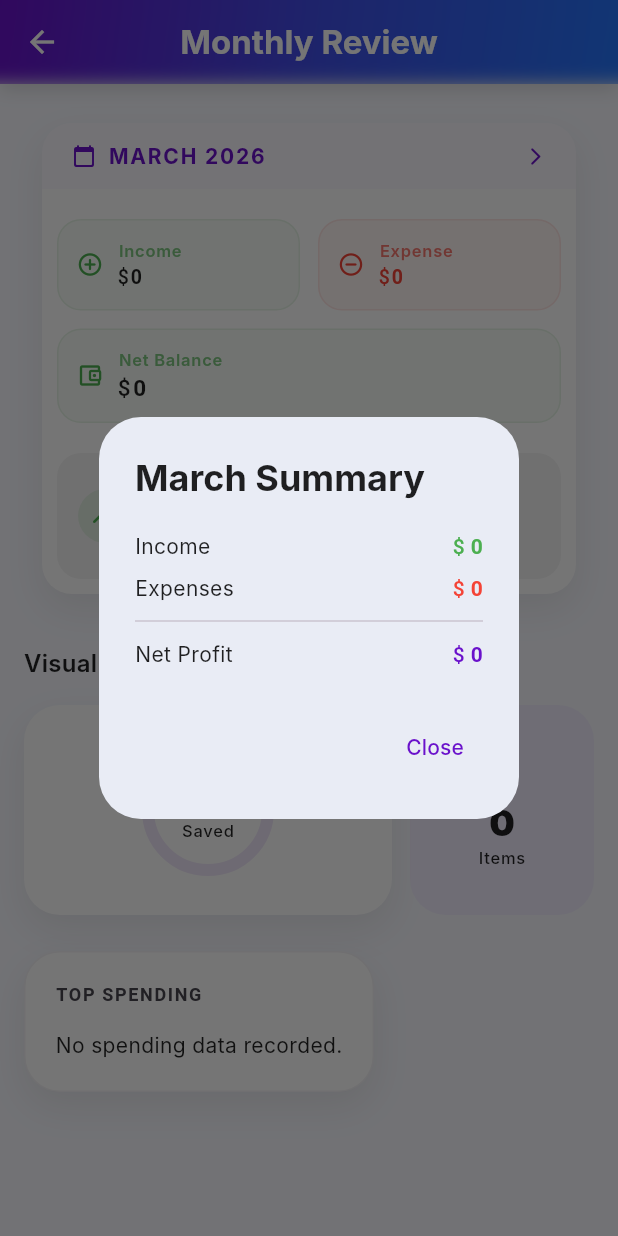
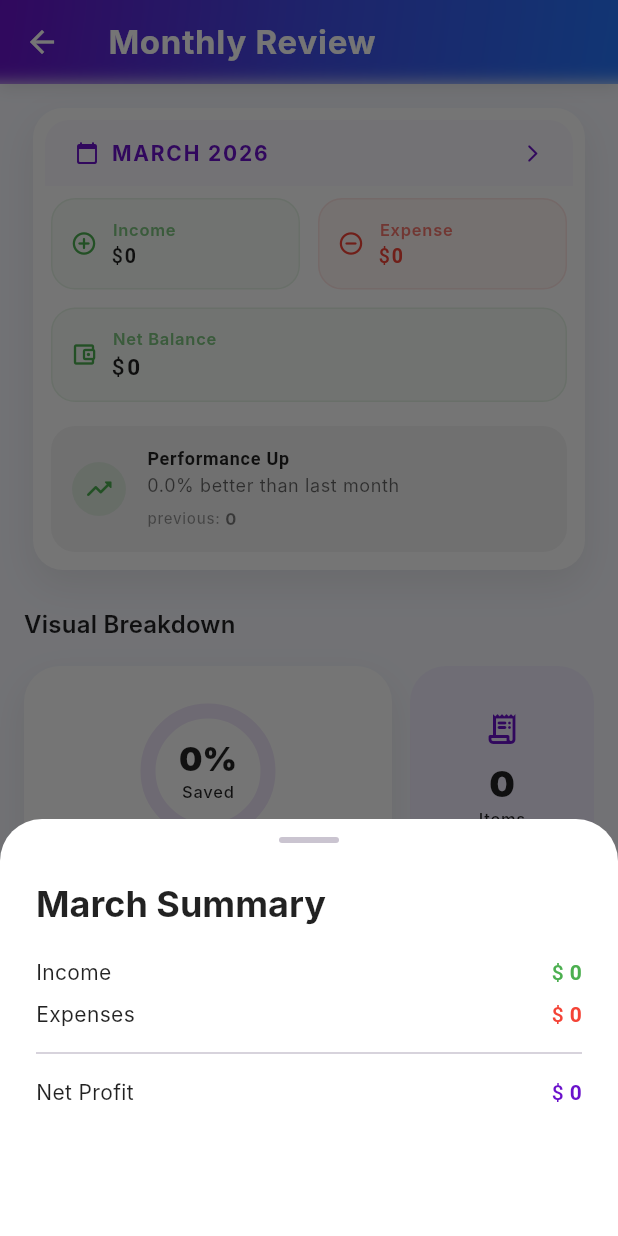
Before and after one commit to Max22577/Flutter_personal_finance_app, a Flutter app: the MonthlyReviewPage screen opened directly, after a tap on an icon or button, on a phone screen of 412 x 824 dp. Run offline on Flutter 3.47's test engine with Material 3 defaults, Android fonts, the phone set to English and light mode, and no system bars; our stand-ins replace animate_do, cloud_firestore, firebase_auth, firebase_core, firebase_storage, fl_chart and 5 more; accounts and stored records are empty; Roboto replaces fonts that are missing (Inter).

Commit message:
Improved the ui for the monthly review widget

```diff
--- a/lib/features/dashboard/pages/monthly_review_page.dart
+++ b/lib/features/dashboard/pages/monthly_review_page.dart
@@ -1,10 +1,12 @@
-import 'dart:ui';
+import 'package:fl_chart/fl_chart.dart';
+import 'package:animate_do/animate_do.dart';
 import 'package:flutter/material.dart';
 import 'package:intl/intl.dart';
 import 'package:personal_fin/core/providers/language_provider.dart';
 import 'package:personal_fin/core/repositories/monthly_data_repository.dart';
 import 'package:personal_fin/core/theme/app_theme.dart';
 import 'package:personal_fin/core/widgets/shared/currency_display.dart';
+import 'package:personal_fin/core/widgets/shared/custom_appbar.dart';
 import 'package:personal_fin/features/dashboard/view_models/monthly_review_view_model.dart';
 import 'package:personal_fin/features/dashboard/widgets/monthly_review.dart';
 import 'package:personal_fin/models/monthly_data.dart';
@@ -31,48 +33,9 @@
 
           return Scaffold(
             backgroundColor: colors.surfaceContainerLow,
-            appBar: PreferredSize(
-              preferredSize: const Size.fromHeight(kToolbarHeight),
-              child: Container(
-                decoration: BoxDecoration(
-                  gradient: LinearGradient(
-                    colors: [
-                      colors.primary,
-                      Color.lerp(colors.primary, colors.secondary, 0.6)!,
-                      colors.secondary,
-                    ],
-                    begin: Alignment.topLeft,
-                    end: Alignment.bottomRight,
-                  ),
-                  boxShadow: [
-                    BoxShadow(
-                      color: Colors.black.withValues(alpha: 0.15),
-                      blurRadius: 10,
-                      offset: const Offset(0, 3),
-                    ),
-                  ],
-                ),
-                child: ClipRect(
-                  child: BackdropFilter(
-                    filter: ImageFilter.blur(sigmaX: 6, sigmaY: 6),
-                    child: AppBar(
-                      title: Text(lang.translate('monthly_review_title'),
-                        style: theme.textTheme.titleLarge?.copyWith(
-                          fontWeight: FontWeight.bold,
-                          color: colors.onPrimary,
-                        ),
-                      ),
-                      backgroundColor: Colors.transparent,
-                      foregroundColor: colors.onPrimary,
-                      elevation: 0,
-                      centerTitle: true,
-                      surfaceTintColor: Colors.transparent,
-                      iconTheme: IconThemeData(color: colors.onPrimary),
-                      automaticallyImplyLeading: true,
-                    ),
-                  ),
-                ),
-              ),
+            appBar: CustomAppBar(
+              title: 'monthly_review_title',
+              isRootNav: false,
             ),
             body: _buildBody(context, vm, lang, targetMonth, colors, text),
           );
@@ -94,6 +57,9 @@
       return const Center(child: Text("No data found for this month"));
     }
 
+    const baseDuration = Duration(milliseconds: 600);
+    const baseCurve = Curves.easeOutQuint;
+
     return RefreshIndicator(
       onRefresh: () => vm.loadData(month),
       child: SingleChildScrollView(
@@ -101,13 +67,17 @@
         padding: const EdgeInsets.all(16),
         child: Column(
           children: [
-            MonthlyReview(
+            FadeInUp(
+              duration: baseDuration,
+              curve: baseCurve,
+              child: MonthlyReview(
                 monthlyData: vm.currentMonthData!,
                 previousMonthData: vm.previousMonthData,
                 onTap: () => _showMonthlyDetails(context, vm.currentMonthData!),
               ),
+            ),
             const SizedBox(height: 24),
-            _buildAdditionalInsights(context, vm, lang, colors, text),
+            _buildAdditionalInsights(context, vm, lang, colors, text, baseDuration, baseCurve),
           ],
         ),
       ),
@@ -147,7 +117,8 @@
   }
 
   // UI helper for insights using ViewModel values
-  Widget _buildAdditionalInsights(BuildContext context, MonthlyReviewViewModel vm, LanguageProvider lang, ColorScheme colors, TextTheme text) {
+  Widget _buildAdditionalInsights(BuildContext context, MonthlyReviewViewModel vm, LanguageProvider lang, ColorScheme colors, TextTheme text, Duration baseDuration, Curve baseCurve) {
+    const cascadeDelay = Duration(milliseconds: 150);
 
     return Column(
       crossAxisAlignment: CrossAxisAlignment.start,
@@ -159,6 +130,10 @@
             // Savings Rate Gauge
             Expanded(
               flex: 2,
+              child: FadeInUp(
+                duration: baseDuration,
+                curve: baseCurve,
+                delay: cascadeDelay * 1, // CONCEPTUAL DELAY: 150ms
                 child: Container(
                   height: 140,
                   padding: const EdgeInsets.all(16),
@@ -181,7 +156,7 @@
                         height: 80,
                         child: CircularProgressIndicator(
                           value: vm.savingsRate,
-                        strokeWidth: 8,
+                          strokeWidth: 10,
                           backgroundColor: colors.primary.withValues(alpha: 0.1),
                           strokeCap: StrokeCap.round,
                         ),
@@ -198,9 +173,14 @@
                   ),
                 ),
               ),
+            ),
             const SizedBox(width: 12),
             // Total Transactions Box
             Expanded(
+              child: FadeInUp(
+                duration: baseDuration,
+                curve: baseCurve,
+                delay: cascadeDelay * 2, // CONCEPTUAL DELAY: 300ms
                 child: Container(
                   height: 140,
                   padding: const EdgeInsets.all(16),
@@ -220,17 +200,141 @@
                   ),
                 ),
               ),
+            ),
           ],
         ),
-        const SizedBox(height: 24),
-        _topSpendingCard(vm, vm.currentMonthData!.expenses, colors, text, lang),
+        const SizedBox(height: 16),
+
+        // Pie Chart Card
+        FadeInUp(
+          duration: baseDuration,
+          curve: baseCurve,
+          delay: cascadeDelay * 3, // CONCEPTUAL DELAY: 450ms
+          child: _buildPieChartCard(vm, colors, text, lang),
+        ),
+        const SizedBox(height: 16),
+        FadeInUp(
+          duration: baseDuration,
+          curve: baseCurve,
+          delay: cascadeDelay * 4, // CONCEPTUAL DELAY: 600ms
+          child: _topSpendingCard(vm, vm.currentMonthData!.expenses, colors, text, lang),
+        ),
         const SizedBox(height: 70),
       ],
     );
   }
 
+  Widget _buildPieChartCard(MonthlyReviewViewModel vm, ColorScheme colors, TextTheme text, LanguageProvider lang) {
+    final categories = vm.topSpendingCategories;
+
+    if (categories.isEmpty) return const SizedBox.shrink();
+
+    const List<Color> chartColors = [
+      Color(0xFFFF007F), // Vivid Pink
+      Color(0xFF00F5D4), // Bright Teal
+      Color(0xFF7B2CBF), // Electric Purple
+      Color(0xFFFF9F1C), // Bright Orange
+      Color(0xFF06D6A0), // Emerald Green
+    ];
+
+    return Container(
+      padding: const EdgeInsets.all(20),
+      decoration: BoxDecoration(
+        color: colors.surface,
+        borderRadius: BorderRadius.circular(24),
+        border: Border.all(color: colors.outlineVariant.withValues(alpha: 0.2)),
+        boxShadow: [
+          BoxShadow(
+            color: colors.shadow.withValues(alpha: 0.05),
+            blurRadius: 15,
+            offset: const Offset(0, 8),
+          ),
+        ],
+      ),
+      child: Column(
+        crossAxisAlignment: CrossAxisAlignment.start,
+        children: [
+          Text(
+            lang.translate('spending_distribution').toUpperCase(),
+            style: text.labelMedium?.copyWith(
+              fontWeight: FontWeight.w800,
+              letterSpacing: 1.2,
+              color: colors.onSurfaceVariant
+            ),
+          ),
+          const SizedBox(height: 24),
+
+          // The Actual Chart
+          AspectRatio(
+            aspectRatio: 1.5,
+            child: PieChart(
+              PieChartData(
+                sectionsSpace: 3,
+                centerSpaceRadius: 40,
+                sections: Iterable.generate(categories.length, (index) {
+                  final entry = categories[index];
+                  final color = chartColors[index % chartColors.length];
+                  final totalExpenses = vm.currentMonthData!.expenses;
+                  final percentage = totalExpenses > 0 ? entry.value / totalExpenses : 0.0;
+
+                  return PieChartSectionData(
+                    color: color,
+                    value: entry.value,
+                    // Display percentage on the slice if it's big enough
+                    title: percentage > 0.08 ? '${(percentage * 100).toStringAsFixed(0)}%' : '',
+                    radius: 50,
+                    titleStyle: TextStyle(
+                      fontSize: 12,
+                      fontWeight: FontWeight.bold,
+                      color: colors.onSurface,
+                    ),
+                  );
+                }).toList(),
+              ),
+            ),
+          ),
+          const SizedBox(height: 16),
+
+          // Mini Legend underneath the chart
+          Wrap(
+            spacing: 12,
+            runSpacing: 8,
+            children: Iterable.generate(categories.length, (index) {
+              final entry = categories[index];
+              final color = chartColors[index % chartColors.length];
+
+              return Row(
+                mainAxisSize: MainAxisSize.min,
+                children: [
+                  Container(
+                    width: 10,
+                    height: 10,
+                    decoration: BoxDecoration(color: color, shape: BoxShape.circle),
+                  ),
+                  const SizedBox(width: 6),
+                  Text(
+                    lang.translate(entry.key),
+                    style: text.bodySmall?.copyWith(fontWeight: FontWeight.w500),
+                  ),
+                ],
+              );
+            }).toList(),
+          ),
+        ],
+      ),
+    );
+  }
+
   Widget _topSpendingCard(MonthlyReviewViewModel vm,  double expenses, ColorScheme colors, TextTheme text, LanguageProvider lang) {
     final categories = vm.topSpendingCategories;
+
+    const List<Color> barColors = [
+      Color(0xFFFF007F), // Vivid Pink
+      Color(0xFF00F5D4), // Bright Teal
+      Color(0xFF7B2CBF), // Electric Purple
+      Color(0xFFFF9F1C), // Bright Orange
+      Color(0xFF06D6A0), // Emerald Green
+    ];
 
     return Container(
       padding: const EdgeInsets.all(20),
@@ -249,21 +353,26 @@
       child: Column(
         crossAxisAlignment: CrossAxisAlignment.start,
         children: [
-          Text(lang.translate('top_spending'), style: text.labelMedium?.copyWith(
+          Text(lang.translate('top_spending').toUpperCase(), style: text.labelMedium?.copyWith(
             fontWeight: FontWeight.bold, letterSpacing: 1.1, color: colors.onSurfaceVariant)),
           const SizedBox(height: 16),
           if (categories.isEmpty)
             Text(lang.translate('no_spending_data'))
           else
-            ...categories.map((e) => _buildSpendingBar(
-              e.key,
-              e.value,
-              vm.currentMonthData!.expenses ,
-              colors.primary,
+            ...Iterable.generate(categories.length, (index) {
+              final entry = categories[index];
+              final color = barColors[index % barColors.length]; // cycle colors
+
+              return _buildSpendingBar(
+                entry.key,
+                entry.value,
+                expenses,
+                color,
                 colors,
                 text,
                 lang,
-            )),
+              );
+            }),
         ],
       ),
     );
@@ -279,59 +388,93 @@
           Row(
             mainAxisAlignment: MainAxisAlignment.spaceBetween,
             children: [
-              Text(lang.translate(category), style: text.bodyMedium?.copyWith(fontWeight: FontWeight.w500)),
-              CurrencyDisplay(amount: amount, isExpense: true, style: text.bodyMedium?.copyWith(fontWeight: FontWeight.bold, color: colors.onSurface)),
+              Row(
+                children: [
+                  Text(lang.translate(category), style: text.bodyMedium?.copyWith(fontWeight: FontWeight.w600)),
+                  const SizedBox(width: 8),
+                  Text(
+                    '(${(percentage * 100).toStringAsFixed(0)}%)',
+                    style: text.bodySmall?.copyWith(color: colors.onSurfaceVariant, fontWeight: FontWeight.bold)
+                  ),
+                ],
+              ),
+              // Money display
+              CurrencyDisplay(
+                amount: amount,
+                isExpense: true,
+                compact: true, // keeps it tidy
+                style: text.bodyMedium?.copyWith(fontWeight: FontWeight.w700, color: colors.onSurface)
+              ),
             ],
           ),
           const SizedBox(height: 6),
           LinearProgressIndicator(
             value: percentage,
-            backgroundColor: color.withValues(alpha: 0.1),
+            backgroundColor: colors.surfaceContainerHigh.withValues(alpha: 0.4),
             color: color,
-            borderRadius: BorderRadius.circular(4),
-            minHeight: 6,
+            borderRadius: BorderRadius.circular(10),
+            minHeight: 8,
           ),
         ],
       ),
     );
   }
+
   void _showMonthlyDetails(BuildContext context, MonthlyData data) {
     final theme = Theme.of(context);
     final financialColors = theme.extension<FinancialColors>()!;
     final lang = context.read<LanguageProvider>();
     final monthName = DateFormat('MMMM', lang.localeCode).format(data.month);
 
-    showDialog(
+    showModalBottomSheet(
       context: context,
-      builder: (context) => AlertDialog(
-        title: Text('$monthName ${lang.translate('summary_title')}'),
-        content: Column(
+      isScrollControlled: true,
+      backgroundColor: theme.colorScheme.surface,
+      shape: const RoundedRectangleBorder(
+        borderRadius: BorderRadius.vertical(top: Radius.circular(28)),
+      ),
+      builder: (context) => Padding(
+        padding: const EdgeInsets.fromLTRB(24, 12, 24, 32),
+        child: Column(
           mainAxisSize: MainAxisSize.min,
+          crossAxisAlignment: CrossAxisAlignment.start,
           children: [
-            _buildDetailRow(lang.translate('income_label'), data.income, financialColors.income),
-            _buildDetailRow(lang.translate('expenses_label'), data.expenses, financialColors.expense),
-            const Divider(),
+            // Drag handle indicator
+            Center(
+              child: Container(
+                width: 40,
+                height: 4,
+                decoration: BoxDecoration(
+                  color: theme.colorScheme.outlineVariant,
+                  borderRadius: BorderRadius.circular(10)
+                ),
+              ),
+            ),
+            const SizedBox(height: 24),
+            Text(
+              '$monthName ${lang.translate('summary_title')}',
+              style: theme.textTheme.headlineSmall?.copyWith(fontWeight: FontWeight.bold)
+            ),
+            const SizedBox(height: 16),
+            _buildDetailRow(lang.translate('income_label'), data.income, financialColors.income,),
+            _buildDetailRow(lang.translate('expenses_label'), data.expenses, financialColors.expense, isExpense: true),
+            const Divider(height: 24),
             _buildDetailRow(lang.translate('net_profit'), data.net, theme.colorScheme.primary),
+            const SizedBox(height: 50),
           ],
         ),
-        actions: [
-          TextButton(
-            onPressed: () => Navigator.pop(context),
-            child: Text(lang.translate('close_btn')),
-          ),
-        ],
       ),
     );
   }
 
-  Widget _buildDetailRow(String label, double value, Color color) {
+  Widget _buildDetailRow(String label, double value, Color color, {bool isExpense = false}) {
     return Padding(
       padding: const EdgeInsets.symmetric(vertical: 4),
       child: Row(
         mainAxisAlignment: MainAxisAlignment.spaceBetween,
         children: [
           Text(label),
-          CurrencyDisplay(amount: value, compact: false, style: TextStyle(fontWeight: FontWeight.bold, color: color)),
+          CurrencyDisplay(amount: value, isExpense: isExpense, compact: false, style: TextStyle(fontWeight: FontWeight.bold, color: color)),
         ],
       ),
     );
--- a/lib/features/dashboard/view_models/monthly_review_view_model.dart
+++ b/lib/features/dashboard/view_models/monthly_review_view_model.dart
@@ -28,11 +28,22 @@
 
   List<MapEntry<String, double>> get topSpendingCategories {
     if (_currentMonthData == null) return [];
-    return _currentMonthData!.categoryBreakdown.entries
+    final allEntries = _currentMonthData!.categoryBreakdown.entries
         .toList()
-        .sorted((a, b) => b.value.compareTo(a.value))
-        .take(3)
-        .toList();
+        .sorted((a, b) => b.value.compareTo(a.value));
+
+    if (allEntries.length <= 4) return allEntries;
+
+    // Keep the top 3
+    final topThree = allEntries.take(3).toList();
+
+    // Sum up the value of all the remaining categories
+    final otherSum = allEntries.skip(3).map((e) => e.value).reduce((a, b) => a + b);
+
+    // Add the "Other" category to the end
+    topThree.add(MapEntry('other_label', otherSum));
+
+    return topThree;
   }
 
   Future<void> loadData(DateTime month) async {
--- a/lib/features/dashboard/view_models/spending_chart_view_model.dart
+++ b/lib/features/dashboard/view_models/spending_chart_view_model.dart
@@ -1,5 +1,4 @@
 import 'dart:async';
-
 import 'package:flutter/material.dart';
 import 'package:personal_fin/core/repositories/category_repository.dart';
 import 'package:personal_fin/core/repositories/monthly_transaction_repository.dart';
--- a/lib/features/dashboard/widgets/monthly_review.dart
+++ b/lib/features/dashboard/widgets/monthly_review.dart
@@ -5,7 +5,6 @@
 import 'package:personal_fin/core/theme/app_theme.dart';
 import 'package:personal_fin/models/monthly_data.dart';
 import 'package:provider/provider.dart';
-
 
 class MonthlyReview extends StatelessWidget {
   final MonthlyData monthlyData;
@@ -29,7 +28,8 @@
     final colors = theme.colorScheme;
 
     return Container(
-      margin: const EdgeInsets.symmetric(vertical: 10, horizontal: 12),
+      padding: const EdgeInsets.all(8.0),
+      margin: const EdgeInsets.symmetric(horizontal: 6),
       decoration: BoxDecoration(
         color: colors.surface,
         borderRadius: BorderRadius.circular(20),
@@ -42,7 +42,7 @@
         ],
       ),
       child: ClipRRect(
-        borderRadius: BorderRadius.circular(20),
+        borderRadius: BorderRadius.circular(16),
         child: Material(
           color: Colors.transparent,
           child: InkWell(
@@ -53,19 +53,19 @@
                 _buildAnimatedHeader(context),
 
                 Padding(
-                  padding: const EdgeInsets.fromLTRB(10, 0, 10, 10),
+                  padding: const EdgeInsets.fromLTRB(4, 0, 4, 4),
                   child: Column(
                     children: [
-                      const SizedBox(height: 20),
+                      const SizedBox(height: 8),
                       _buildAnimatedStats(context),
 
                       if (monthlyData.income > 0) ...[
-                        const SizedBox(height: 24),
+                        const SizedBox(height: 16),
                         _buildAnimatedSavingsSection(context),
                       ],
 
                       if (showComparison && previousMonthData != null) ...[
-                        const SizedBox(height: 20),
+                        const SizedBox(height: 16),
                         _buildComparisonTile(context),
                       ],
                     ],
@@ -81,6 +81,7 @@
 
   Widget _buildAnimatedHeader(BuildContext context) {
     final colors = Theme.of(context).colorScheme;
+
     return Container(
       padding: const EdgeInsets.symmetric(horizontal: 20, vertical: 12),
       decoration: BoxDecoration(
@@ -217,6 +218,8 @@
     final clampedRatio = savingsRatio.clamp(0.0, 1.0);
     final lang = context.read<LanguageProvider>();
 
+    const double barHeight = 8.0;
+
     return Column(
       crossAxisAlignment: CrossAxisAlignment.start,
       children: [
@@ -231,35 +234,41 @@
           ],
         ),
         const SizedBox(height: 10),
-        Stack(
+        // LayoutBuilder gives us the exact pixel width of this specific spot on the screen
+        LayoutBuilder(
+          builder: (context, constraints) {
+            return Stack(
+              alignment: Alignment.centerLeft,
               children: [
                 Container(
-              height: 10,
+                  height: barHeight,
                   decoration: BoxDecoration(
-                color: colors.surfaceContainerHighest,
-                borderRadius: BorderRadius.circular(10),
+                    color: colors.surfaceContainerHigh.withValues(alpha: 0.65),
+                    borderRadius: BorderRadius.circular(barHeight),
                   ),
                 ),
+
+                // 3. Foreground Progress
                 TweenAnimationBuilder<double>(
                   tween: Tween(begin: 0, end: clampedRatio),
                   duration: const Duration(milliseconds: 1500),
                   curve: Curves.fastOutSlowIn,
                   builder: (context, value, child) {
-                return FractionallySizedBox(
-                  widthFactor: value,
-                  child: Container(
-                    height: 7,
+                    return Container(
+                      width: constraints.maxWidth * value,
+                      height: barHeight,
                       decoration: BoxDecoration(
                         gradient: LinearGradient(
-                        colors: [colors.primary, colors.tertiary],
+                          colors: [colors.primary, colors.secondary],
                         ),
-                      borderRadius: BorderRadius.circular(10),
-                    ),
+                        borderRadius: BorderRadius.circular(barHeight),
                       ),
                     );
                   },
                 ),
               ],
+            );
+          },
         ),
       ],
     );
--- a/pubspec.yaml
+++ b/pubspec.yaml
@@ -47,6 +47,7 @@
   visibility_detector: ^0.4.0+2
   image_picker: ^1.1.2
   firebase_storage: ^12.4.10
+  animate_do: ^4.2.0
 
 
   # The following adds the Cupertino Icons font to your application.
```
Also changed, not shown: lib/features/dashboard/widgets/category_pie_chart.dart (+16 -9 lines), pubspec.lock. Lines whose indentation alone changed are shown as unchanged.
